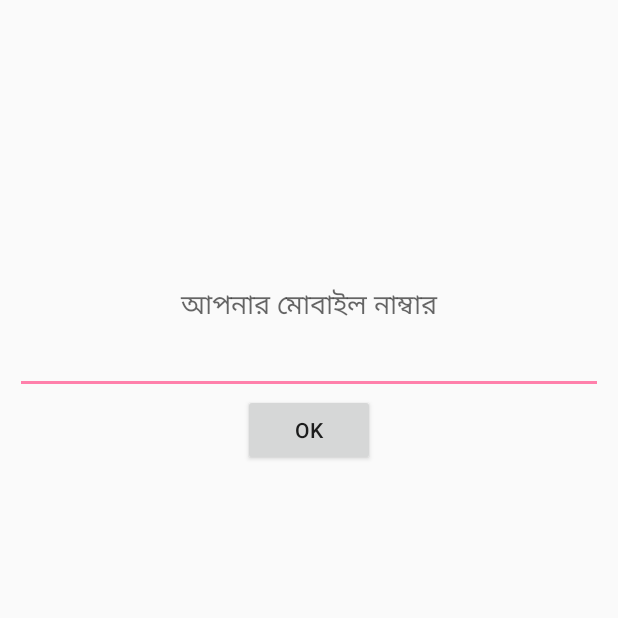
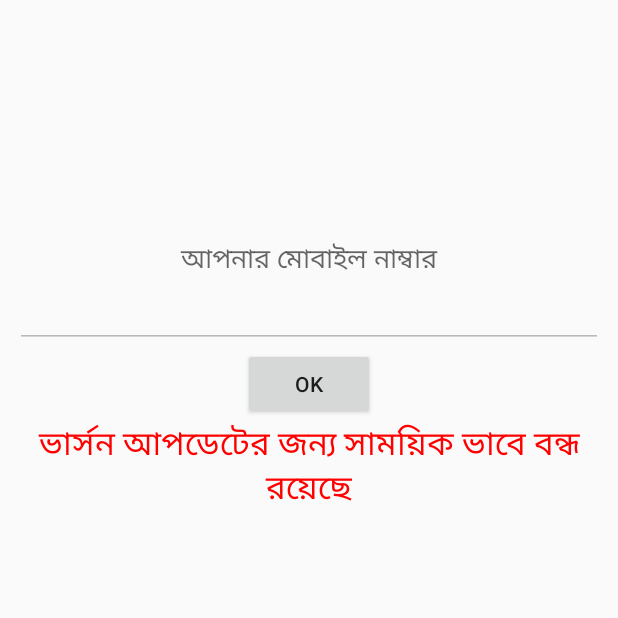
Before and after one commit to ttsagor/dofphonebook, an Android app: the screen it shows after launch (PhoneNumberValidation), on a phone screen of 412 x 824 dp, the top half of it. Run offline under Robolectric (Android 15) with nearby library versions, the phone set to English and light mode, and no system bars.

```diff
--- a/app/src/main/AndroidManifest.xml
+++ b/app/src/main/AndroidManifest.xml
@@ -3,14 +3,11 @@
     package="com.Pisystems.dofphonebook" >
 
     <uses-permission android:name="android.permission.READ_PHONE_STATE" />
-    <uses-permission android:name="android.permission.CALL_PHONE" />
     <uses-permission android:name="android.permission.READ_CONTACTS" />
     <uses-permission android:name="android.permission.WRITE_CONTACTS" />
     <uses-permission android:name="android.permission.WRITE_EXTERNAL_STORAGE" />
     <uses-permission android:name="android.permission.INTERNET" />
     <uses-permission android:name="android.permission.ACCESS_NETWORK_STATE" />
-    <uses-permission android:name="android.permission.SEND_SMS" />
-    <uses-permission android:name="android.permission.READ_SMS" />
     <uses-permission android:name="android.permission.RECEIVE_BOOT_COMPLETED" />
 
     <application
--- a/app/src/main/res/layout/activity_phone_number_validation.xml
+++ b/app/src/main/res/layout/activity_phone_number_validation.xml
@@ -32,14 +32,23 @@
             android:inputType="phone"
             android:maxLength="11"
             android:id="@+id/userphonenumber"
-            android:gravity="center" />
+            android:gravity="center"
+            android:enabled="false"/>
 
         <Button
             android:layout_width="wrap_content"
             android:layout_height="wrap_content"
             android:text="OK"
             android:id="@+id/phonenumberconfirm"
-            android:gravity="center"/>
+            android:gravity="center"
+            android:enabled="true"/>
+        <TextView
+            android:layout_width="match_parent"
+            android:layout_height="wrap_content"
+            android:textAppearance="?android:attr/textAppearanceLarge"
+            android:text="ভার্সন আপডেটের জন্য সাময়িক ভাবে বন্ধ রয়েছে"
+            android:gravity="center"
+            android:textColor="#FF0000"/>
     </LinearLayout>
     <View
         android:layout_width="match_parent"
--- a/build.gradle
+++ b/build.gradle
@@ -3,9 +3,10 @@
 buildscript {
     repositories {
         jcenter()
+        google()
     }
     dependencies {
-        classpath 'com.android.tools.build:gradle:2.3.3'
+        classpath 'com.android.tools.build:gradle:3.4.2'
 
         // NOTE: Do not place your application dependencies here; they belong
         // in the individual module build.gradle files
@@ -15,5 +16,6 @@ buildscript {
 allprojects {
     repositories {
         jcenter()
+        google()
     }
 }
```
Also changed, not shown: app/build.gradle (+5 -4 lines), gradle/wrapper/gradle-wrapper.properties, 2083 other files.
